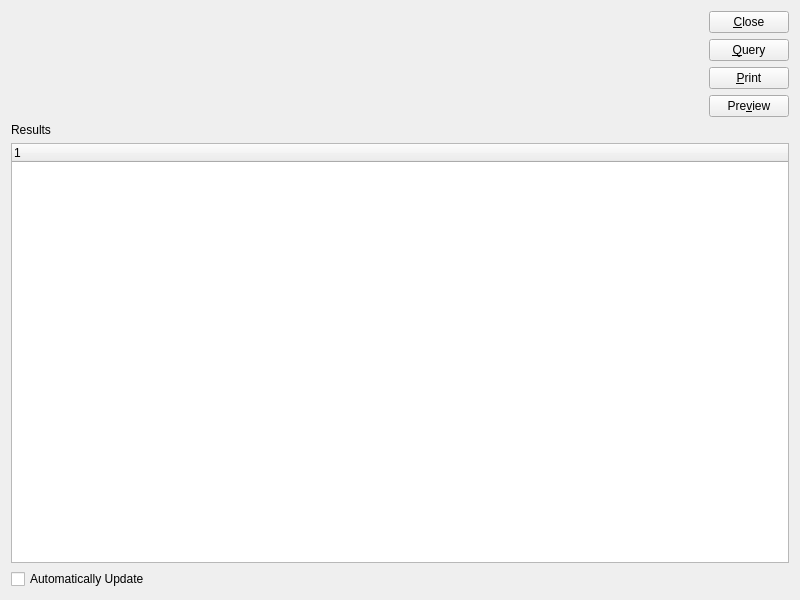
WooodHead/xtuple, file xtuple/trunk/guiclient/display.ui: the form before one commit.
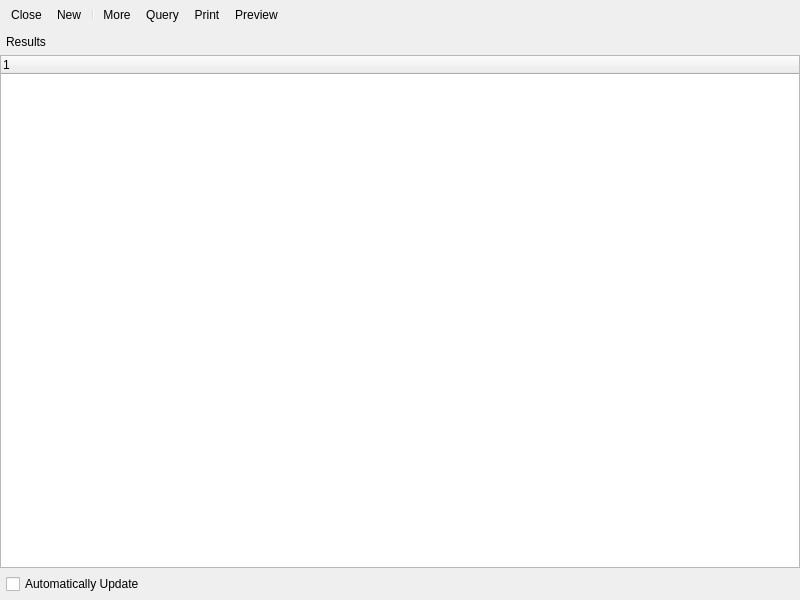
The form after the commit. Custom widgets are drawn as their Qt base class.

```diff
--- a/xtuple/trunk/guiclient/display.ui
+++ b/xtuple/trunk/guiclient/display.ui
@@ -13,11 +13,35 @@
   <property name="windowTitle">
    <string>display</string>
   </property>
-  <layout class="QVBoxLayout" name="verticalLayout_2">
-   <item>
-    <layout class="QHBoxLayout" name="horizontalLayout">
-     <item>
+  <layout class="QGridLayout" name="gridLayout_2">
+   <property name="margin">
+    <number>0</number>
+   </property>
+   <item row="0" column="0">
+    <widget class="QToolBar" name="_toolBar">
+     <property name="orientation">
+      <enum>Qt::Horizontal</enum>
+     </property>
+     <property name="toolButtonStyle">
+      <enum>Qt::ToolButtonTextBesideIcon</enum>
+     </property>
+     <addaction name="_close"/>
+     <addaction name="_new"/>
+     <addaction name="separator"/>
+     <addaction name="_more"/>
+     <addaction name="_query"/>
+     <addaction name="_print"/>
+     <addaction name="_preview"/>
+    </widget>
+   </item>
+   <item row="1" column="0">
       <layout class="QVBoxLayout" name="verticalLayout">
+     <property name="spacing">
+      <number>0</number>
+     </property>
+     <property name="leftMargin">
+      <number>6</number>
+     </property>
        <item>
         <widget class="ParameterWidget" name="_parameterWidget"/>
        </item>
@@ -37,67 +61,6 @@
          </property>
         </widget>
        </item>
-      </layout>
-     </item>
-     <item>
-      <layout class="QVBoxLayout" name="_buttonLayout">
-       <item>
-        <widget class="QPushButton" name="_close">
-         <property name="text">
-          <string>&amp;Close</string>
-         </property>
-         <property name="shortcut">
-          <string>Ctrl+W</string>
-         </property>
-        </widget>
-       </item>
-       <item>
-        <widget class="QPushButton" name="_query">
-         <property name="text">
-          <string>&amp;Query</string>
-         </property>
-         <property name="shortcut">
-          <string>Ctrl+R</string>
-         </property>
-        </widget>
-       </item>
-       <item>
-        <widget class="QPushButton" name="_print">
-         <property name="text">
-          <string>&amp;Print</string>
-         </property>
-         <property name="shortcut">
-          <string>Ctrl+P</string>
-         </property>
-        </widget>
-       </item>
-       <item>
-        <widget class="QPushButton" name="_preview">
-         <property name="text">
-          <string>Pre&amp;view</string>
-         </property>
-        </widget>
-       </item>
-       <item>
-        <spacer name="_buttonSpacer">
-         <property name="orientation">
-          <enum>Qt::Vertical</enum>
-         </property>
-         <property name="sizeType">
-          <enum>QSizePolicy::MinimumExpanding</enum>
-         </property>
-         <property name="sizeHint" stdset="0">
-          <size>
-           <width>20</width>
-           <height>0</height>
-          </size>
-         </property>
-        </spacer>
-       </item>
-      </layout>
-     </item>
-    </layout>
-   </item>
    <item>
     <widget class="QLabel" name="_listLabel">
      <property name="text">
@@ -108,7 +71,9 @@
      </property>
     </widget>
    </item>
-   <item>
+    </layout>
+   </item>
+   <item row="4" column="0">
     <widget class="XTreeWidget" name="_list">
      <property name="sizePolicy">
       <sizepolicy hsizetype="Expanding" vsizetype="Expanding">
@@ -118,7 +83,15 @@
      </property>
     </widget>
    </item>
-   <item>
+   <item row="5" column="0">
+    <layout class="QGridLayout" name="gridLayout">
+     <property name="leftMargin">
+      <number>6</number>
+     </property>
+     <property name="bottomMargin">
+      <number>6</number>
+     </property>
+     <item row="0" column="0">
     <widget class="XCheckBox" name="_autoupdate">
      <property name="text">
       <string>Automatically Update</string>
@@ -126,6 +99,53 @@
     </widget>
    </item>
   </layout>
+   </item>
+  </layout>
+  <action name="_query">
+   <property name="text">
+    <string>Que&amp;ry</string>
+   </property>
+   <property name="shortcut">
+    <string>Ctrl+R</string>
+   </property>
+  </action>
+  <action name="_close">
+   <property name="text">
+    <string>&amp;Close</string>
+   </property>
+   <property name="shortcut">
+    <string>Ctrl+W</string>
+   </property>
+  </action>
+  <action name="_print">
+   <property name="text">
+    <string>&amp;Print</string>
+   </property>
+   <property name="shortcut">
+    <string>Ctrl+P</string>
+   </property>
+  </action>
+  <action name="_preview">
+   <property name="text">
+    <string>Pre&amp;view</string>
+   </property>
+  </action>
+  <action name="_more">
+   <property name="checkable">
+    <bool>true</bool>
+   </property>
+   <property name="text">
+    <string>More</string>
+   </property>
+  </action>
+  <action name="_new">
+   <property name="text">
+    <string>&amp;New</string>
+   </property>
+   <property name="shortcut">
+    <string>Ctrl+N</string>
+   </property>
+  </action>
  </widget>
  <customwidgets>
   <customwidget>
```
Left out of the diff: 25 changed lines with no effect on the pictures. Lines whose indentation alone changed are shown as unchanged.
